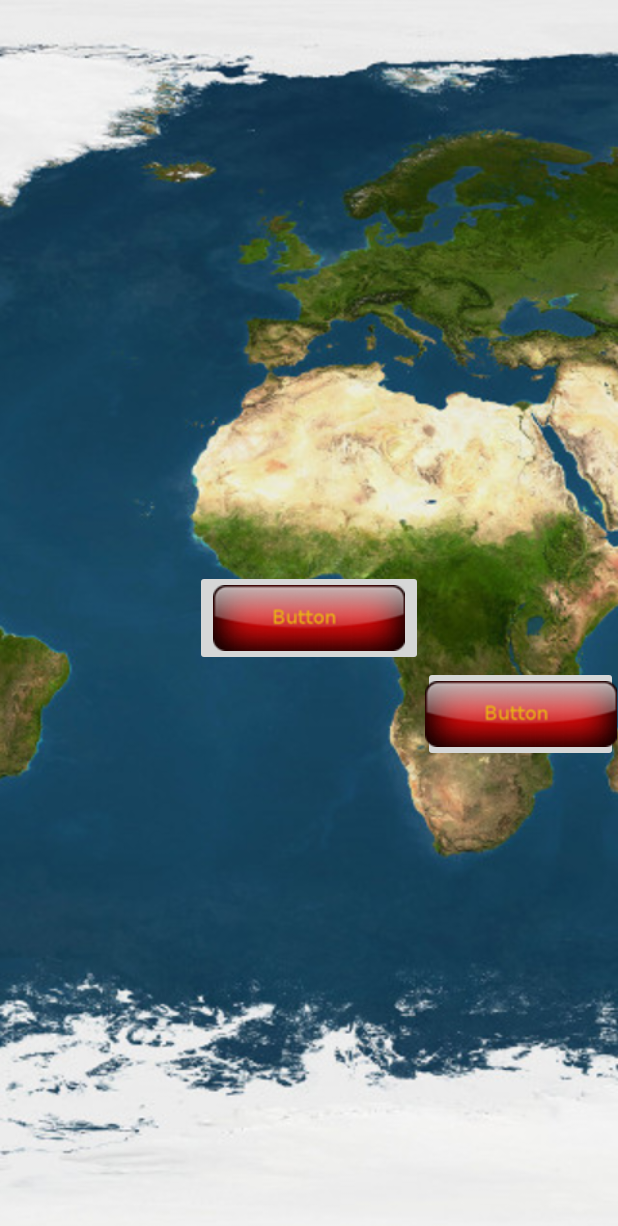
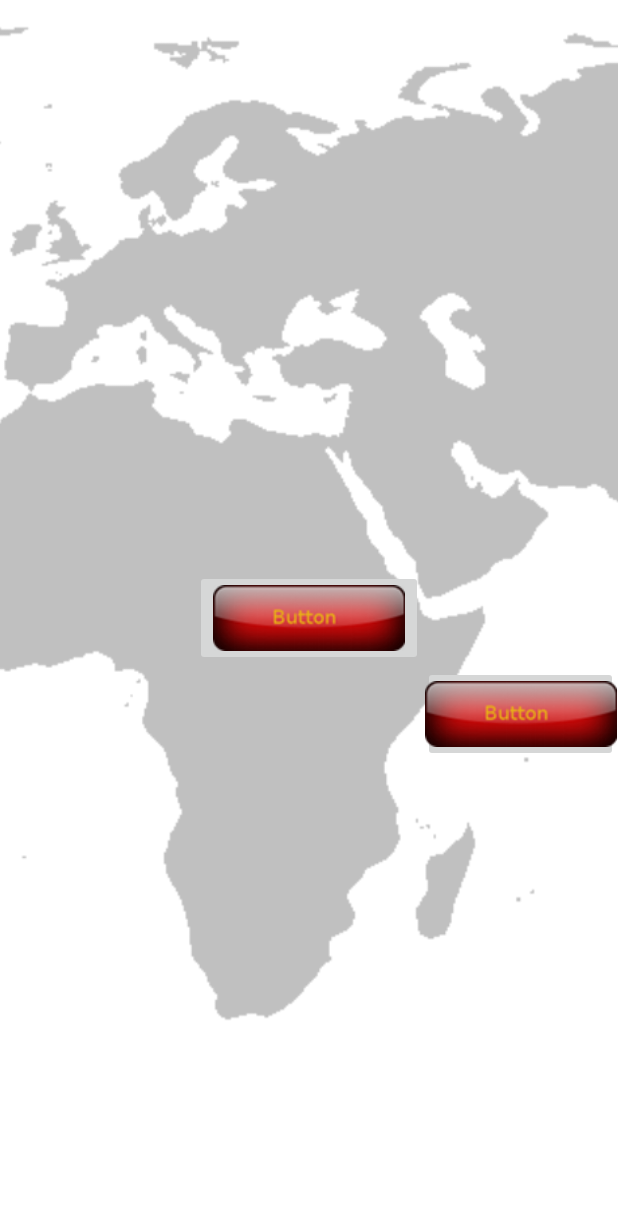
Before and after one commit to QuantumDamage/E-lementarzMobile, an Android app: the layout activity_main.xml on its own in the app's theme, with its tools: preview values and no code run, on a phone screen of 412 x 824 dp. Shown: the top 1226 px of the screen. Run offline under Robolectric (Android 15) with nearby library versions, the phone set to English and light mode, and no system bars.

Commit message:
Changed map file

```diff
--- a/app/src/main/res/layout/activity_main.xml
+++ b/app/src/main/res/layout/activity_main.xml
@@ -10,7 +10,7 @@
         android:layout_width="match_parent"
         android:layout_height="match_parent"
         android:scaleType="centerCrop"
-        android:src="@drawable/mapa1280" />
+        android:src="@drawable/map" />
 
     <ImageButton
         android:id="@+id/startQA1Button"
```
Also changed, not shown: app/src/main/res/drawable/map.png (added), app/src/main/res/drawable/mapa.jpg (deleted), app/src/main/res/drawable/mapa1280.jpg (deleted), 1 other file.
